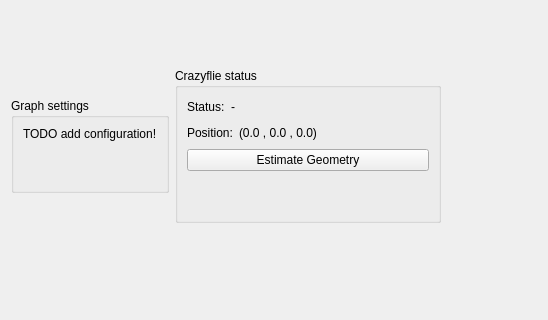
This is src/cfclient/ui/tabs/lighthouse_tab.ui in bitcraze/crazyflie-clients-python as Qt 5 draws it before an edit; both pictures show x 0 to 548 and y 239 to 559 of the 1348 by 770 pixel window. The edited form follows.
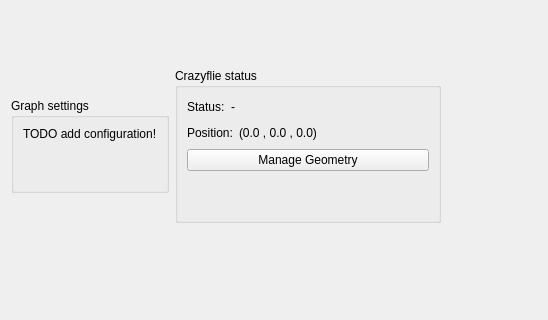
This is the edited form.

Commit message: #468 Display current and estimated geometry in dialog box

Diff of the .ui file:
```diff
--- a/src/cfclient/ui/tabs/lighthouse_tab.ui
+++ b/src/cfclient/ui/tabs/lighthouse_tab.ui
@@ -171,7 +171,7 @@
                 <item>
                  <widget class="QPushButton" name="_manage_estimate_geometry_button">
                   <property name="text">
-                   <string>Estimate Geometry</string>
+                   <string>Manage Geometry</string>
                   </property>
                  </widget>
                 </item>
```
The commit also changes 2 other files.
